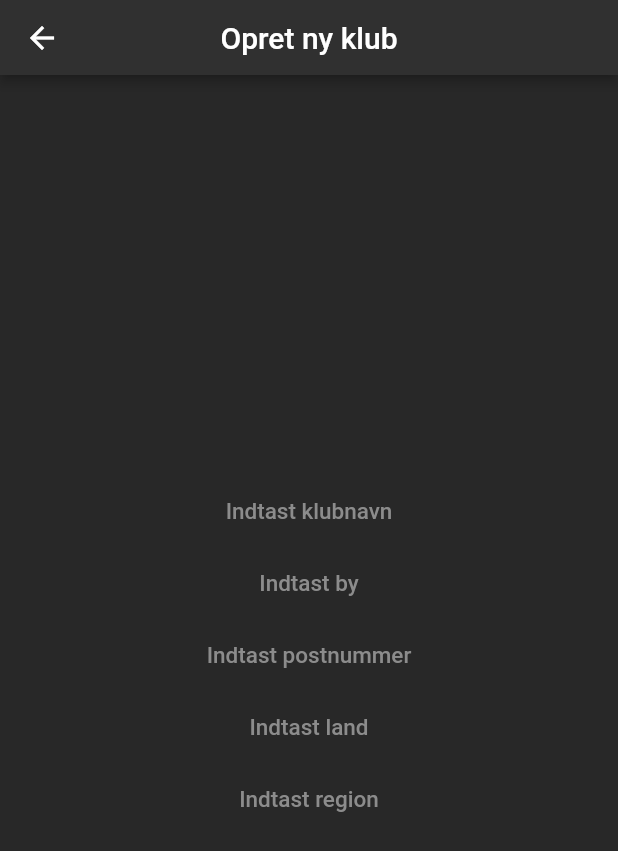
After one commit to SportswatchApp/sportswatch--app, a Flutter app: the CreateClubScreen screen opened directly, on a phone screen of 412 x 824 dp. The commit adds this screen. Shown: the top 851 px of the screen. Run offline on Flutter 3.47's test engine with Material 2 defaults, Android fonts, the phone set to English and light mode, and no system bars; our stand-ins replace flutter_secure_storage, rxdart, stop_watch_timer; accounts and stored records are empty; Roboto replaces fonts that are missing (Quicksand).

Commit message:
create club initial

```diff
--- /dev/null
+++ b/lib/screens/profile/tabs/create_club/create_club.dart
@@ -0,0 +1,91 @@
+import 'package:flutter/material.dart';
+import 'package:sportswatch/widgets/buttons/text_button.dart';
+import 'package:sportswatch/widgets/colors/default.dart';
+import 'package:sportswatch/widgets/layout/app_bar.dart';
+
+import '_name.dart';
+
+class CreateClubScreen extends StatefulWidget {
+  _CreateClubScreenState createState() => _CreateClubScreenState();
+}
+
+class _CreateClubScreenState extends State<CreateClubScreen> {
+  final List<String> textFields = <String>[
+    'Indtast klubnavn',
+    'Indtast by',
+    'Indtast postnummer',
+    'Indtast land',
+    'Indtast region'
+  ];
+
+  @override
+  Widget build(BuildContext context) {
+    return Scaffold(
+      appBar: CustomAppBar("Opret ny klub"),
+      backgroundColor: SportsWatchColors.backgroundColor,
+      body: Padding(
+        padding: EdgeInsets.all(10.0),
+        child: Center(
+          child: _buildClubCreationForm(),
+        ),
+      ),
+    );
+  }
+
+  Widget _buildClubCreationForm() {
+    return ListView.separated(
+      shrinkWrap: true,
+      physics: NeverScrollableScrollPhysics(),
+      padding: const EdgeInsets.all(0),
+      itemCount: textFields.length,
+      itemBuilder: (BuildContext context, int index) {
+        return SimpleTextButton(
+          text: textFields[index],
+          onPressed: () => {},
+        );
+      },
+      separatorBuilder: (BuildContext context, int index) =>
+          Padding(padding: EdgeInsets.zero),
+    );
+  }
+
+  List<Widget> _buildFormElements() {
+    return <Widget>[_nameField(), _formSpace(5.0), _cityField()];
+  }
+
+  Widget _nameField() {
+    return Container(
+      height: 10,
+      child: Text("Tobias"),
+    );
+  }
+
+  Widget _cityField() {
+    return Container(
+      height: 10,
+      child: Text("Tobias"),
+    );
+  }
+
+  Widget _formSpace(double vertical) {
+    return Container(
+      height: 10,
+      child: Padding(
+        padding: EdgeInsets.symmetric(vertical: vertical),
+      ),
+    );
+  }
+
+  void _navigateAndDisplayNameField(BuildContext context) async {
+    final result = await Navigator.push(
+      context,
+      MaterialPageRoute(builder: (context) => TypeClubNameScreen()),
+    );
+
+    // After the Selection Screen returns a result, hide any previous snackbars
+    // and show the new result.
+    Scaffold.of(context)
+      ..removeCurrentSnackBar()
+      ..showSnackBar(SnackBar(content: Text("$result")));
+  }
+}
--- a/lib/widgets/input/text.dart
+++ b/lib/widgets/input/text.dart
@@ -2,11 +2,12 @@ import 'package:flutter/material.dart';
 import 'package:sportswatch/widgets/colors/default.dart';
 
 class TextInputField extends StatelessWidget {
-  TextInputField({Key key, this.hintText, this.controller, this.keyboardType});
+  TextInputField({Key key, this.hintText, this.controller, this.keyboardType, this.onTap});
 
   final String hintText;
   TextEditingController controller;
   TextInputType keyboardType;
+  GestureTapCallback onTap;
 
   @override
   Widget build(BuildContext context) {
@@ -14,6 +15,7 @@ class TextInputField extends StatelessWidget {
         keyboardType: this.keyboardType,
         controller: this.controller,
         cursorColor: SportsWatchColors.primary,
+        onTap: this.onTap,
         decoration: InputDecoration(
           filled: true,
           fillColor: SportsWatchColors.normalGrey,
```
Also changed, not shown: lib/screens/profile/profile.dart (+19 -1 lines), lib/screens/profile/tabs/create_club/_name.dart (added, +39 -0 lines).
